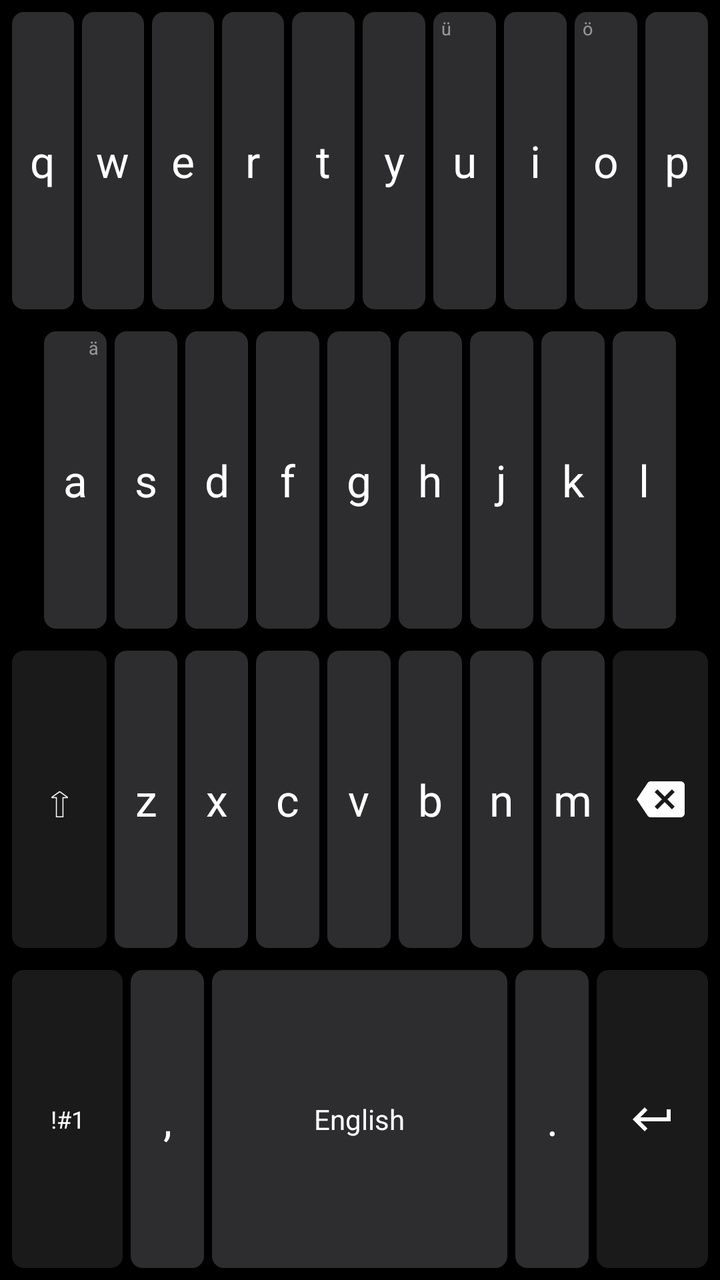
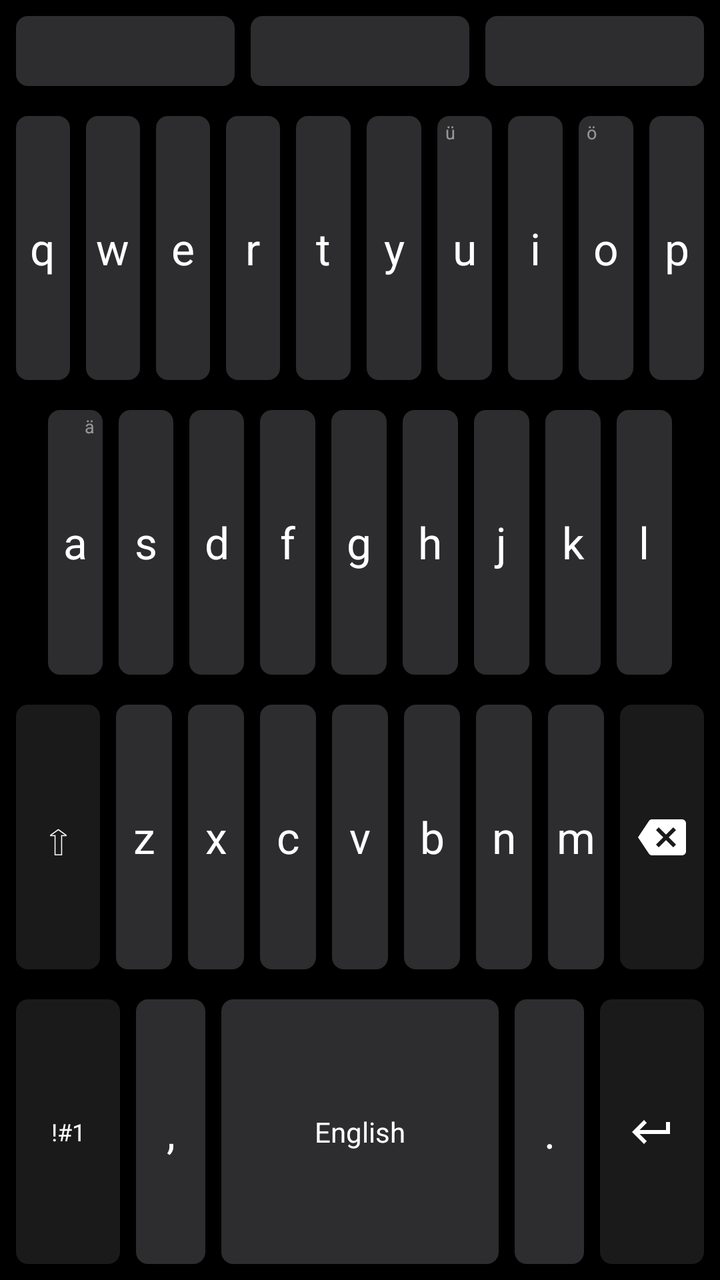

An Android layout rendered at two revisions. The XML below is the earlier revision; the diff shows what the commit changed to produce the second picture.
<!-- AndroidManifest.xml: application theme Theme.TinyDictation -->
<!-- res/layout/keyboard_qwerty_panel.xml -->
<?xml version="1.0" encoding="utf-8"?>
<LinearLayout xmlns:android="http://schemas.android.com/apk/res/android"
    xmlns:app="http://schemas.android.com/apk/res-auto"
    android:id="@+id/qwertyPanel"
    android:layout_width="match_parent"
    android:layout_height="match_parent"
    android:orientation="vertical"
    android:background="@android:color/black"
    android:paddingHorizontal="4dp"
    android:paddingVertical="4dp">

    
    <LinearLayout
        android:id="@+id/predictionStrip"
        android:layout_width="match_parent"
        android:layout_height="43dp"
        android:orientation="horizontal"
        android:layout_marginBottom="7dp"
        android:visibility="gone">

        <TextView
            android:id="@+id/prediction1"
            android:layout_width="0dp"
            android:layout_height="match_parent"
            android:layout_weight="1"
            android:layout_margin="4dp"
            android:gravity="center"
            android:textSize="16sp"
            android:textColor="@color/keyboard_key_text"
            android:background="@drawable/keyboard_key_background"
            android:clickable="true"
            android:focusable="true" />

        <TextView
            android:id="@+id/prediction2"
            android:layout_width="0dp"
            android:layout_height="match_parent"
            android:layout_weight="1"
            android:layout_margin="4dp"
            android:gravity="center"
            android:textSize="16sp"
            android:textStyle="bold"
            android:textColor="@color/keyboard_key_text"
            android:background="@drawable/keyboard_key_background"
            android:clickable="true"
            android:focusable="true" />

        <TextView
            android:id="@+id/prediction3"
            android:layout_width="0dp"
            android:layout_height="match_parent"
            android:layout_weight="1"
            android:layout_margin="4dp"
            android:gravity="center"
            android:textSize="16sp"
            android:textColor="@color/keyboard_key_text"
            android:background="@drawable/keyboard_key_background"
            android:clickable="true"
            android:focusable="true" />

    </LinearLayout>

    
    <LinearLayout
        android:id="@+id/numberRow"
        android:layout_width="match_parent"
        android:layout_height="43dp"
        android:orientation="horizontal"
        android:layout_marginBottom="7dp"
        android:visibility="gone">

        <TextView android:id="@+id/key_1" style="@style/KeyboardKey" android:text="1" />
        <TextView android:id="@+id/key_2" style="@style/KeyboardKey" android:text="2" />
        <TextView android:id="@+id/key_3" style="@style/KeyboardKey" android:text="3" />
        <TextView android:id="@+id/key_4" style="@style/KeyboardKey" android:text="4" />
        <TextView android:id="@+id/key_5" style="@style/KeyboardKey" android:text="5" />
        <TextView android:id="@+id/key_6" style="@style/KeyboardKey" android:text="6" />
        <TextView android:id="@+id/key_7" style="@style/KeyboardKey" android:text="7" />
        <TextView android:id="@+id/key_8" style="@style/KeyboardKey" android:text="8" />
        <TextView android:id="@+id/key_9" style="@style/KeyboardKey" android:text="9" />
        <TextView android:id="@+id/key_0" style="@style/KeyboardKey" android:text="0" />
    </LinearLayout>

    
    <LinearLayout
        android:layout_width="match_parent"
        android:layout_height="0dp"
        android:layout_weight="1"
        android:layout_marginBottom="7dp"
        android:orientation="horizontal">

        <FrameLayout style="@style/KeyboardKeyFrame">
            <TextView android:id="@+id/key_q" style="@style/KeyboardKeyText" android:text="q" />
            <TextView android:id="@+id/hint_q" style="@style/KeyboardKeyHint" android:text="1" android:visibility="gone" />
        </FrameLayout>
        <FrameLayout style="@style/KeyboardKeyFrame">
            <TextView android:id="@+id/key_w" style="@style/KeyboardKeyText" android:text="w" />
            <TextView android:id="@+id/hint_w" style="@style/KeyboardKeyHint" android:text="2" android:visibility="gone" />
        </FrameLayout>
        <FrameLayout style="@style/KeyboardKeyFrame">
            <TextView android:id="@+id/key_e" style="@style/KeyboardKeyText" android:text="e" />
            <TextView android:id="@+id/hint_e" style="@style/KeyboardKeyHint" android:text="3" android:visibility="gone" />
        </FrameLayout>
        <FrameLayout style="@style/KeyboardKeyFrame">
            <TextView android:id="@+id/key_r" style="@style/KeyboardKeyText" android:text="r" />
            <TextView android:id="@+id/hint_r" style="@style/KeyboardKeyHint" android:text="4" android:visibility="gone" />
        </FrameLayout>
        <FrameLayout style="@style/KeyboardKeyFrame">
            <TextView android:id="@+id/key_t" style="@style/KeyboardKeyText" android:text="t" />
            <TextView android:id="@+id/hint_t" style="@style/KeyboardKeyHint" android:text="5" android:visibility="gone" />
        </FrameLayout>
        <FrameLayout style="@style/KeyboardKeyFrame">
            <TextView android:id="@+id/key_y" style="@style/KeyboardKeyText" android:text="y" />
            <TextView android:id="@+id/hint_y" style="@style/KeyboardKeyHint" android:text="6" android:visibility="gone" />
        </FrameLayout>
        <FrameLayout style="@style/KeyboardKeyFrame">
            <TextView android:id="@+id/key_u" style="@style/KeyboardKeyText" android:text="u" />
            <TextView android:id="@+id/hint_u" style="@style/KeyboardKeyHint" android:text="7" android:visibility="gone" />
            <TextView android:id="@+id/hint_u_umlaut" style="@style/KeyboardKeyHintLeft" android:text="ü" android:visibility="visible" />
        </FrameLayout>
        <FrameLayout style="@style/KeyboardKeyFrame">
            <TextView android:id="@+id/key_i" style="@style/KeyboardKeyText" android:text="i" />
            <TextView android:id="@+id/hint_i" style="@style/KeyboardKeyHint" android:text="8" android:visibility="gone" />
        </FrameLayout>
        <FrameLayout style="@style/KeyboardKeyFrame">
            <TextView android:id="@+id/key_o" style="@style/KeyboardKeyText" android:text="o" />
            <TextView android:id="@+id/hint_o" style="@style/KeyboardKeyHint" android:text="9" android:visibility="gone" />
            <TextView android:id="@+id/hint_o_umlaut" style="@style/KeyboardKeyHintLeft" android:text="ö" android:visibility="visible" />
        </FrameLayout>
        <FrameLayout style="@style/KeyboardKeyFrame">
            <TextView android:id="@+id/key_p" style="@style/KeyboardKeyText" android:text="p" />
            <TextView android:id="@+id/hint_p" style="@style/KeyboardKeyHint" android:text="0" android:visibility="gone" />
        </FrameLayout>
    </LinearLayout>

    
    <LinearLayout
        android:layout_width="match_parent"
        android:layout_height="0dp"
        android:layout_weight="1"
        android:layout_marginBottom="7dp"
        android:orientation="horizontal"
        android:paddingHorizontal="16dp">

        <FrameLayout style="@style/KeyboardKeyFrame">
            <TextView android:id="@+id/key_a" style="@style/KeyboardKeyText" android:text="a" />
            <TextView android:id="@+id/hint_a" style="@style/KeyboardKeyHint" android:text="ä" android:visibility="visible" />
        </FrameLayout>
        <TextView android:id="@+id/key_s" style="@style/KeyboardKey" android:text="s" />
        <TextView android:id="@+id/key_d" style="@style/KeyboardKey" android:text="d" />
        <TextView android:id="@+id/key_f" style="@style/KeyboardKey" android:text="f" />
        <TextView android:id="@+id/key_g" style="@style/KeyboardKey" android:text="g" />
        <TextView android:id="@+id/key_h" style="@style/KeyboardKey" android:text="h" />
        <TextView android:id="@+id/key_j" style="@style/KeyboardKey" android:text="j" />
        <TextView android:id="@+id/key_k" style="@style/KeyboardKey" android:text="k" />
        <TextView android:id="@+id/key_l" style="@style/KeyboardKey" android:text="l" />
    </LinearLayout>

    
    <LinearLayout
        android:layout_width="match_parent"
        android:layout_height="0dp"
        android:layout_weight="1"
        android:layout_marginBottom="7dp"
        android:orientation="horizontal">

        <TextView android:id="@+id/key_shift" style="@style/KeyboardKeyWide" android:text="⇧" android:textSize="22sp" />
        <TextView android:id="@+id/key_z" style="@style/KeyboardKey" android:text="z" />
        <TextView android:id="@+id/key_x" style="@style/KeyboardKey" android:text="x" />
        <TextView android:id="@+id/key_c" style="@style/KeyboardKey" android:text="c" />
        <TextView android:id="@+id/key_v" style="@style/KeyboardKey" android:text="v" />
        <TextView android:id="@+id/key_b" style="@style/KeyboardKey" android:text="b" />
        <TextView android:id="@+id/key_n" style="@style/KeyboardKey" android:text="n" />
        <TextView android:id="@+id/key_m" style="@style/KeyboardKey" android:text="m" />
        <ImageView android:id="@+id/key_backspace" style="@style/KeyboardKeyWide"
            android:src="@drawable/ic_keyboard_backspace"
            android:scaleType="center"
            android:contentDescription="Backspace" />
    </LinearLayout>

    
    <LinearLayout
        android:layout_width="match_parent"
        android:layout_height="0dp"
        android:layout_weight="1"
        android:orientation="horizontal">

        <TextView android:id="@+id/key_numbers" style="@style/KeyboardKeyWide" android:text="!#1" android:textSize="12sp" />
        <TextView android:id="@+id/key_comma" style="@style/KeyboardKey" android:text="," />
        <TextView android:id="@+id/key_space" style="@style/KeyboardKeySpace" android:text="English" android:textSize="14sp" android:textAllCaps="false" />
        <TextView android:id="@+id/key_period" style="@style/KeyboardKey" android:text="." />
        <ImageView android:id="@+id/key_enter" style="@style/KeyboardKeyWide"
            android:src="@drawable/ic_keyboard_enter"
            android:scaleType="center"
            android:contentDescription="Enter" />
    </LinearLayout>

</LinearLayout>
<!-- resources referenced by this layout -->
<resources>
  <color name="keyboard_key_text">#FFFFFF</color>
  <!-- drawable ic_keyboard_enter (drawable) -->
  <?xml version="1.0" encoding="utf-8"?>
  <vector xmlns:android="http://schemas.android.com/apk/res/android"
      android:width="24dp"
      android:height="24dp"
      android:viewportWidth="24"
      android:viewportHeight="24">
      <path
          android:pathData="M19,7v4H5.83l3.58,-3.59L8,6l-6,6l6,6l1.41,-1.41L5.83,13H21V7H19z"
          android:fillColor="@color/keyboard_key_text" />
  </vector>
  <style name="KeyboardKey">
          <item name="android:layout_width">0dp</item>
          <item name="android:layout_height">match_parent</item>
          <item name="android:layout_weight">1</item>
          <item name="android:layout_margin">2dp</item>
          <item name="android:gravity">center</item>
          <item name="android:textSize">22sp</item>
          <item name="android:textColor">@color/keyboard_key_text</item>
          <item name="android:textAllCaps">false</item>
          <item name="android:background">@drawable/keyboard_key_background</item>
          <item name="android:clickable">true</item>
          <item name="android:focusable">true</item>
      </style>
  <style name="KeyboardKeyFrame">
          <item name="android:layout_width">0dp</item>
          <item name="android:layout_height">match_parent</item>
          <item name="android:layout_weight">1</item>
          <item name="android:layout_margin">2dp</item>
          <item name="android:background">@drawable/keyboard_key_background</item>
          <item name="android:clickable">true</item>
          <item name="android:focusable">true</item>
      </style>
  <style name="KeyboardKeyHint">
          <item name="android:layout_width">wrap_content</item>
          <item name="android:layout_height">wrap_content</item>
          <item name="android:layout_gravity">top|end</item>
          <item name="android:textSize">9sp</item>
          <item name="android:textColor">#80FFFFFF</item>
          <item name="android:paddingTop">2dp</item>
          <item name="android:paddingEnd">4dp</item>
      </style>
  <style name="KeyboardKeySpace" parent="KeyboardKey">
          <item name="android:layout_weight">4</item>
      </style>
  <style name="KeyboardKeyText">
          <item name="android:layout_width">match_parent</item>
          <item name="android:layout_height">match_parent</item>
          <item name="android:gravity">center</item>
          <item name="android:textSize">22sp</item>
          <item name="android:textColor">@color/keyboard_key_text</item>
          <item name="android:textAllCaps">false</item>
      </style>
  <style name="KeyboardKeyWide" parent="KeyboardKey">
          <item name="android:layout_weight">1.5</item>
          <item name="android:textSize">16sp</item>
          <item name="android:background">@drawable/keyboard_key_accent_background</item>
      </style>
  <color name="primary">#6750A4</color>
  <color name="keyboard_key_background">#2D2D2F</color>
  <style name="SquareButton" parent="Widget.Material3.Button">
          <item name="shapeAppearance">@style/SquareShape</item>
          <item name="android:insetTop">0dp</item>
          <item name="android:insetBottom">0dp</item>
      </style>
  <color name="primary_container">#EADDFF</color>
  <color name="on_primary">#FFFFFF</color>
  <color name="secondary">#625B71</color>
  <color name="secondary_container">#E8DEF8</color>
  <color name="on_secondary">#FFFFFF</color>
  <color name="error">#B3261E</color>
  <color name="on_error">#FFFFFF</color>
  <color name="surface">#FFFBFE</color>
  <color name="on_surface">#1C1B1F</color>
  <color name="surface_variant">#F3EDF7</color>
  <color name="on_surface_variant">#49454F</color>
  <color name="outline">#79747E</color>
  <color name="dictation_bar_button">#1A1A1A</color>
  <style name="SquareShape" parent="">
          <item name="cornerSize">0dp</item>
      </style>
  <!-- unchanged entries left out for length: 5 -->
</resources>

<!-- the commit's change to res/layout/keyboard_qwerty_panel.xml (unified diff, before → after) -->
@@ -15,8 +15,7 @@
         android:layout_width="match_parent"
         android:layout_height="43dp"
         android:orientation="horizontal"
-        android:layout_marginBottom="7dp"
-        android:visibility="gone">
+        android:layout_marginBottom="7dp">
 
         <TextView
             android:id="@+id/prediction1"
<!-- resource entries referenced after the edit -->
@@ -16,7 +16,7 @@
           <item name="android:layout_width">0dp</item>
           <item name="android:layout_height">match_parent</item>
           <item name="android:layout_weight">1</item>
-          <item name="android:layout_margin">2dp</item>
+          <item name="android:layout_margin">4dp</item>
           <item name="android:gravity">center</item>
           <item name="android:textSize">22sp</item>
           <item name="android:textColor">@color/keyboard_key_text</item>
@@ -29,7 +29,7 @@
           <item name="android:layout_width">0dp</item>
           <item name="android:layout_height">match_parent</item>
           <item name="android:layout_weight">1</item>
-          <item name="android:layout_margin">2dp</item>
+          <item name="android:layout_margin">4dp</item>
           <item name="android:background">@drawable/keyboard_key_background</item>
           <item name="android:clickable">true</item>
           <item name="android:focusable">true</item>
